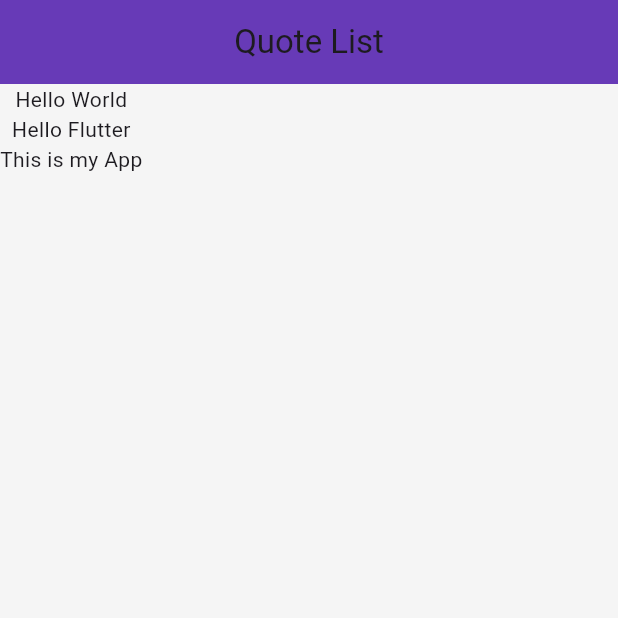
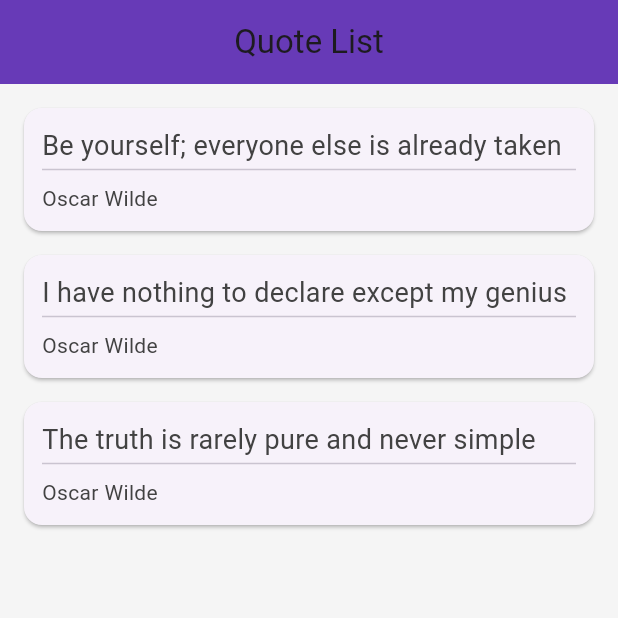
Before and after one commit to DanishAlifArsan/Belajar-Flutter, a Flutter app: the screen it shows after launch, on a phone screen of 412 x 824 dp, the top half of it. Run offline on Flutter 3.47's test engine with Material 3 defaults, Android fonts, the phone set to English and light mode, and no system bars.

Commit message:
create quote card

```diff
--- a/lib/main.dart
+++ b/lib/main.dart
@@ -2,6 +2,8 @@ import 'dart:math';
 
 import 'package:flutter/material.dart';
 import 'package:logging/logging.dart';
+import 'quote.dart';
+import 'quoteWidget.dart';
 
 final log = Logger('My App');
 
@@ -19,10 +21,10 @@ class QuoteList extends StatefulWidget {
 }
 
 class _QuoteListState extends State<QuoteList> {
-  List<String> quoteList = [
-    "Hello World",
-    "Hello Flutter",
-    "This is my App",
+  List<Quote> quoteList = [
+    Quote(author: 'Oscar Wilde', text: 'Be yourself; everyone else is already taken'),
+    Quote(author: 'Oscar Wilde', text: 'I have nothing to declare except my genius'),
+    Quote(author: 'Oscar Wilde', text: 'The truth is rarely pure and never simple')
   ];
 
   @override
@@ -36,11 +38,13 @@ class _QuoteListState extends State<QuoteList> {
         elevation: 0,
       ),
       body: Column(
-        children: quoteList.map((quote) => Text(quote)).toList(),
+        children: quoteList.map((quote) => QuoteWidget(quote: quote)).toList(),
       ),
     );
   }
 }
+
+
 
 // class Home extends StatefulWidget {
 //   const Home({super.key});
--- /dev/null
+++ b/lib/quote.dart
@@ -0,0 +1,6 @@
+class Quote {
+  String? author;
+  String? text;
+
+  Quote({required this.author, required this.text});
+}
--- /dev/null
+++ b/lib/quoteWidget.dart
@@ -0,0 +1,38 @@
+import 'package:flutter/material.dart';
+import 'quote.dart';
+
+class QuoteWidget extends StatelessWidget {
+  late final Quote quote;
+  QuoteWidget({required this.quote});
+
+  @override
+  Widget build(BuildContext context) {
+    return Card(
+      margin: EdgeInsetsDirectional.fromSTEB(16, 16, 16, 0),
+      child: Padding(
+        padding: const EdgeInsets.all(12.0),
+        child: Column(
+          crossAxisAlignment: CrossAxisAlignment.stretch,
+          children: [
+            Text(
+              quote.text.toString(),
+              style: TextStyle(
+                  color: Colors.grey[800],
+                  fontSize: 18
+              ),
+            ),
+            Divider(height: 6),
+            SizedBox(height: 6),
+            Text(
+              quote.author.toString(),
+              style: TextStyle(
+                  color: Colors.grey[800],
+                  fontSize: 14
+              ),
+            )
+          ],
+        ),
+      ),
+    );
+  }
+}
```
